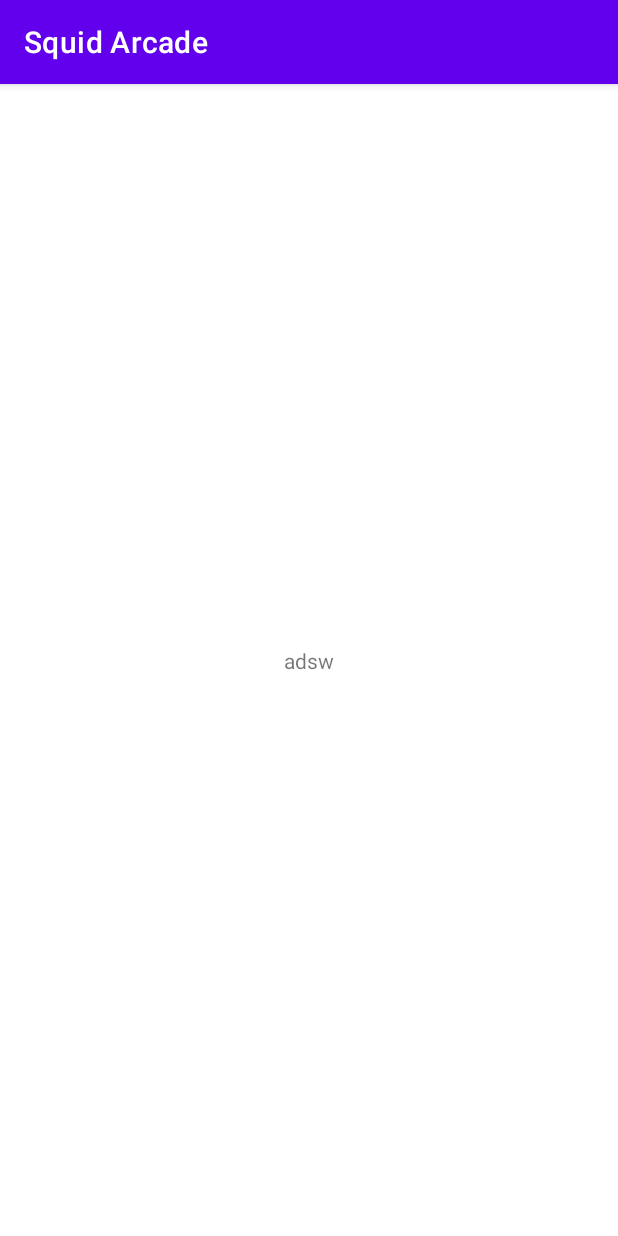
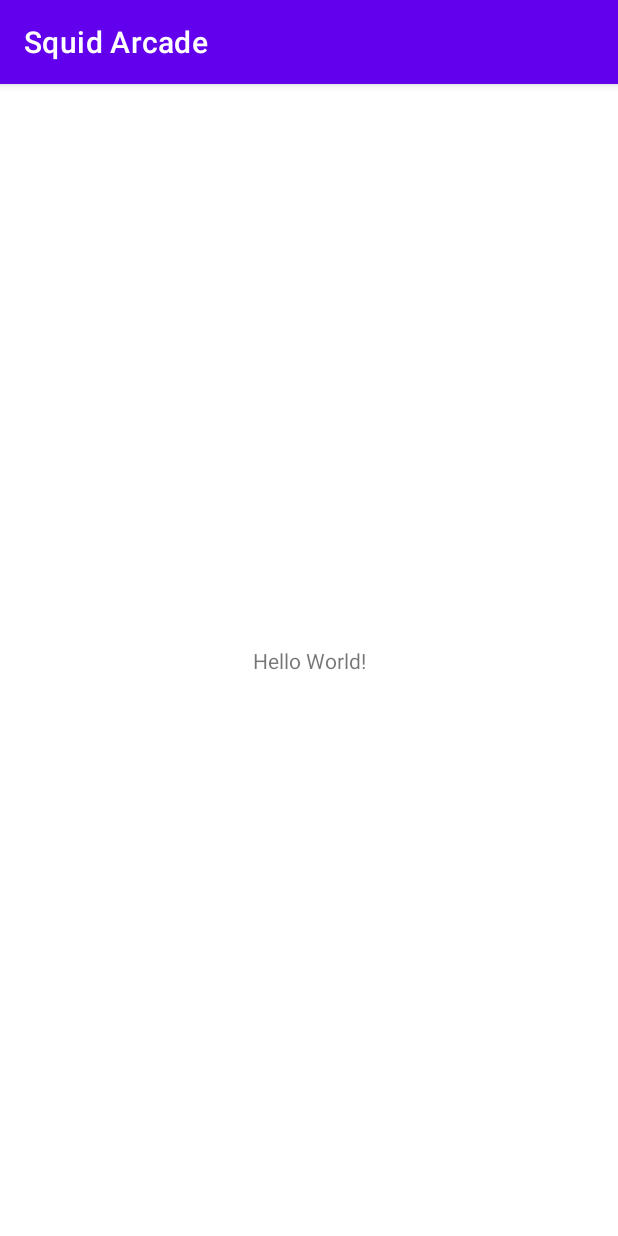
Before and after one commit to Yangjas4/Squid-Arcade, an Android app: the screen it shows after launch (MainActivity), on a phone screen of 412 x 824 dp. Run offline under Robolectric (Android 15) with nearby library versions, the phone set to English and light mode, and no system bars.

Commit message:
Revert "test"
This reverts commit 6ff1c66e2aec91f15c1b80992b2acc2bc8261c3b.

# Conflicts:
#	.idea/misc.xml

```diff
--- a/app/src/main/res/layout/activity_main.xml
+++ b/app/src/main/res/layout/activity_main.xml
@@ -9,7 +9,7 @@
     <TextView
         android:layout_width="wrap_content"
         android:layout_height="wrap_content"
-        android:text="adsw"
+        android:text="Hello World!"
         app:layout_constraintBottom_toBottomOf="parent"
         app:layout_constraintLeft_toLeftOf="parent"
         app:layout_constraintRight_toRightOf="parent"
```
